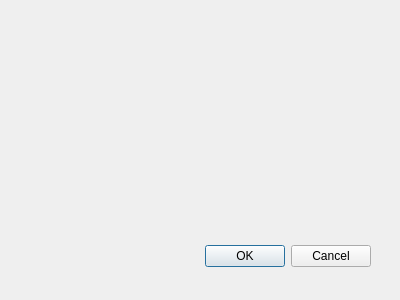
This is src/newprojectdialog.ui in clixx-io/kayeiot as Qt 5 draws it before an edit. The edited form follows.
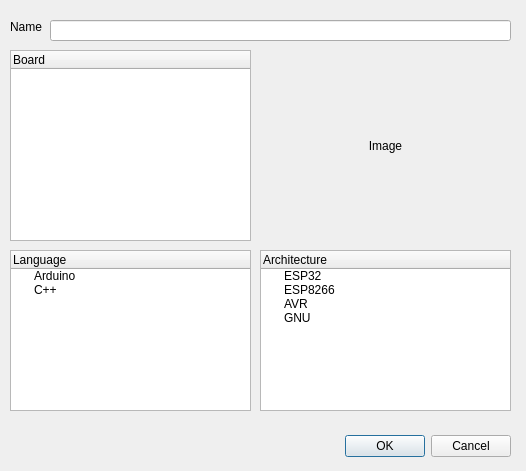
This is the edited form.

Commit message: Improve New Project Dialog

```diff
--- a/src/newprojectdialog.ui
+++ b/src/newprojectdialog.ui
@@ -8,8 +8,8 @@
    <rect>
     <x>0</x>
     <y>0</y>
-    <width>400</width>
-    <height>300</height>
+    <width>526</width>
+    <height>471</height>
    </rect>
   </property>
   <property name="windowTitle">
@@ -18,8 +18,8 @@
   <widget name="buttonBox" class="QDialogButtonBox">
    <property name="geometry">
     <rect>
-     <x>30</x>
-     <y>240</y>
+     <x>170</x>
+     <y>430</y>
      <width>341</width>
      <height>32</height>
     </rect>
@@ -31,6 +31,128 @@
     <set>QDialogButtonBox::Cancel|QDialogButtonBox::Ok</set>
    </property>
   </widget>
+  <widget class="QTreeWidget" name="treeWidget_Architecture">
+   <property name="geometry">
+    <rect>
+     <x>260</x>
+     <y>250</y>
+     <width>251</width>
+     <height>161</height>
+    </rect>
+   </property>
+   <column>
+    <property name="text">
+     <string>Architecture</string>
+    </property>
+   </column>
+   <item>
+    <property name="text">
+     <string>ESP32</string>
+    </property>
+   </item>
+   <item>
+    <property name="text">
+     <string>ESP8266</string>
+    </property>
+   </item>
+   <item>
+    <property name="text">
+     <string>AVR</string>
+    </property>
+   </item>
+   <item>
+    <property name="text">
+     <string>GNU</string>
+    </property>
+   </item>
+  </widget>
+  <widget class="QTreeWidget" name="treeWidget_Language">
+   <property name="geometry">
+    <rect>
+     <x>10</x>
+     <y>250</y>
+     <width>241</width>
+     <height>161</height>
+    </rect>
+   </property>
+   <column>
+    <property name="text">
+     <string>Language</string>
+    </property>
+   </column>
+   <item>
+    <property name="text">
+     <string>Arduino</string>
+    </property>
+   </item>
+   <item>
+    <property name="text">
+     <string>C++</string>
+    </property>
+   </item>
+  </widget>
+  <widget class="QTreeWidget" name="treeWidget_boardName">
+   <property name="geometry">
+    <rect>
+     <x>10</x>
+     <y>50</y>
+     <width>241</width>
+     <height>191</height>
+    </rect>
+   </property>
+   <column>
+    <property name="text">
+     <string>Board</string>
+    </property>
+   </column>
+  </widget>
+  <widget class="QLineEdit" name="projectName">
+   <property name="geometry">
+    <rect>
+     <x>50</x>
+     <y>20</y>
+     <width>461</width>
+     <height>21</height>
+    </rect>
+   </property>
+   <property name="font">
+    <font>
+     <pointsize>10</pointsize>
+    </font>
+   </property>
+   <property name="clearButtonEnabled">
+    <bool>true</bool>
+   </property>
+  </widget>
+  <widget class="QLabel" name="label">
+   <property name="geometry">
+    <rect>
+     <x>10</x>
+     <y>20</y>
+     <width>47</width>
+     <height>13</height>
+    </rect>
+   </property>
+   <property name="text">
+    <string>Name</string>
+   </property>
+  </widget>
+  <widget class="QLabel" name="label_BoardImage">
+   <property name="geometry">
+    <rect>
+     <x>260</x>
+     <y>50</y>
+     <width>251</width>
+     <height>191</height>
+    </rect>
+   </property>
+   <property name="text">
+    <string>Image</string>
+   </property>
+   <property name="alignment">
+    <set>Qt::AlignCenter</set>
+   </property>
+  </widget>
  </widget>
  <pixmapfunction/>
  <resources/>
```
Left out of the diff: 11 changed lines with no effect on the pictures. The commit also changes 6 other files.
